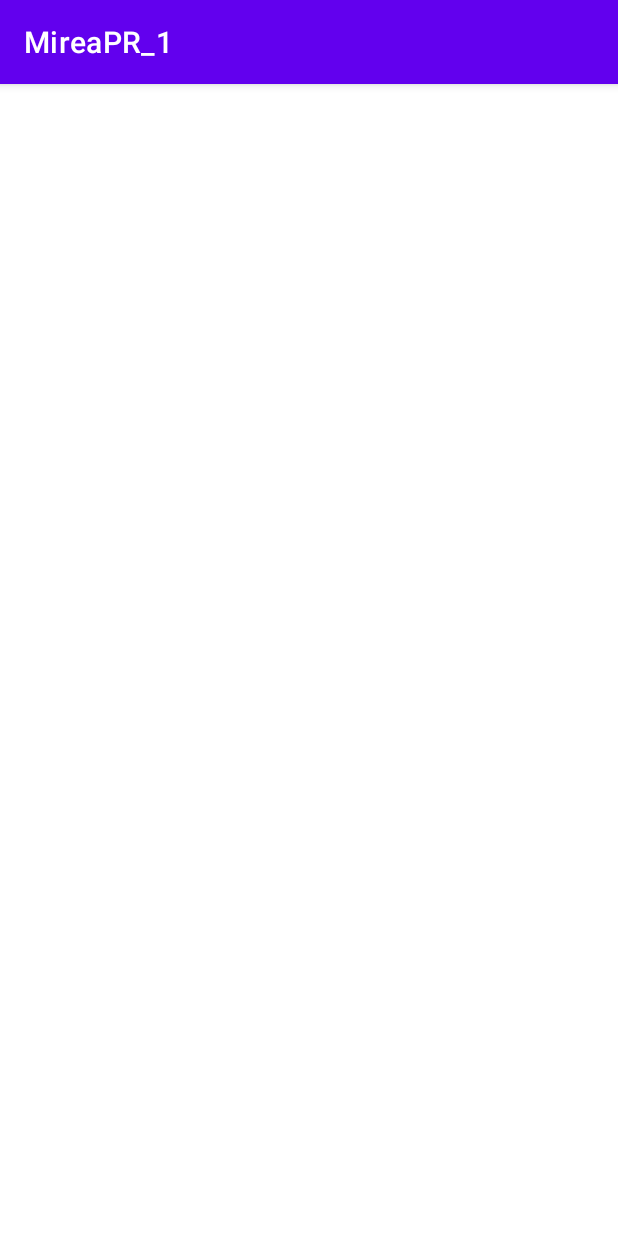
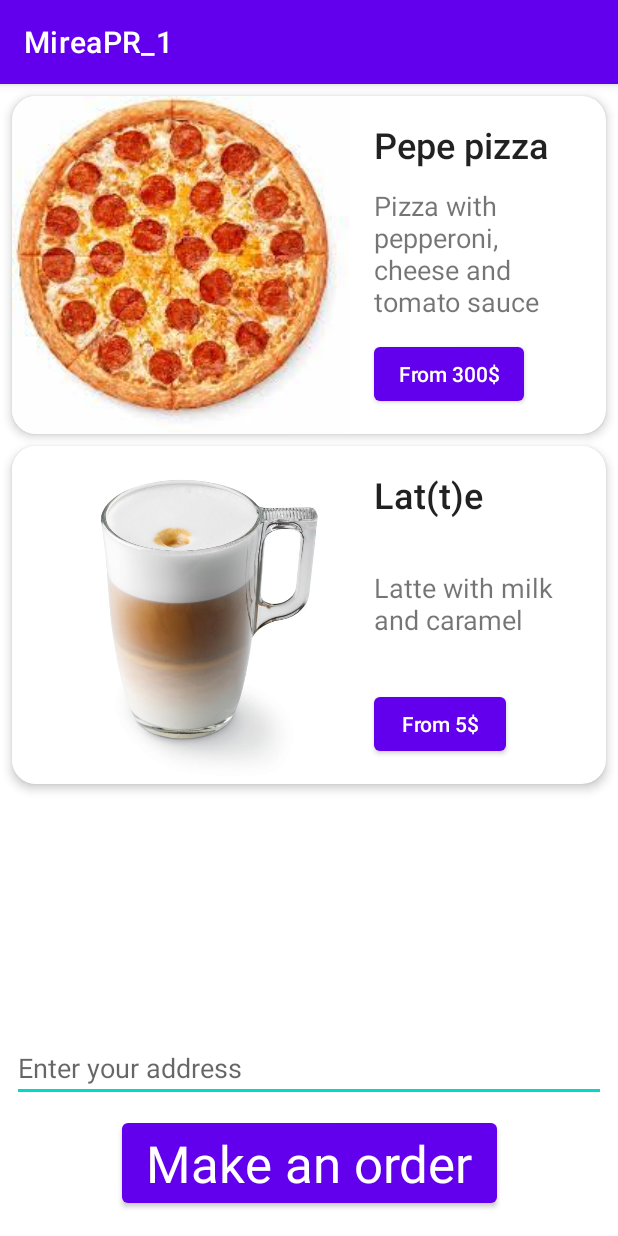
Before and after one commit to palyanaff/AndroidMirea, an Android app: the screen it shows after launch (MainActivity), on a phone screen of 412 x 824 dp. Run offline under Robolectric (Android 15) with nearby library versions, the phone set to English and light mode, and no system bars.

Commit message:
Add notification

```diff
--- a/app/src/main/AndroidManifest.xml
+++ b/app/src/main/AndroidManifest.xml
@@ -2,6 +2,7 @@
 <manifest xmlns:android="http://schemas.android.com/apk/res/android"
     xmlns:tools="http://schemas.android.com/tools">
 
+    <uses-permission android:name="android.permission.POST_NOTIFICATIONS" />
     <application
         android:allowBackup="true"
         android:dataExtractionRules="@xml/data_extraction_rules"
--- a/app/src/main/java/ru/palyanaff/mireapr_1/BlankFragment.java
+++ b/app/src/main/java/ru/palyanaff/mireapr_1/BlankFragment.java
@@ -1,9 +1,14 @@
 package ru.palyanaff.mireapr_1;
 
+import android.app.NotificationManager;
+import android.content.pm.PackageManager;
 import android.os.Bundle;
 
 import androidx.annotation.NonNull;
 import androidx.annotation.Nullable;
+import androidx.core.app.ActivityCompat;
+import androidx.core.app.NotificationCompat;
+import androidx.core.app.NotificationManagerCompat;
 import androidx.fragment.app.Fragment;
 import androidx.fragment.app.FragmentResultListener;
 import androidx.navigation.Navigation;
@@ -19,30 +24,56 @@ import android.widget.Toast;
 import java.util.ArrayList;
 import java.util.List;
 
+import ru.palyanaff.mireapr_1.databinding.FragmentBlank2Binding;
 import ru.palyanaff.mireapr_1.databinding.FragmentBlankBinding;
 
 public class BlankFragment extends Fragment {
     private static final String TAG = "BlankFragment";
+    private static String CHANNEL_ID = "Pizza order";
+    private static final int NOTIFY_ID = 101;
     private FragmentBlankBinding binding;
     List orderList;
+
     @Override
     public void onCreate(Bundle savedInstanceState) {
         super.onCreate(savedInstanceState);
+        binding = FragmentBlankBinding.inflate(getLayoutInflater());
     }
 
     @Override
     public View onCreateView(LayoutInflater inflater, ViewGroup container,
                              Bundle savedInstanceState) {
-        binding = FragmentBlankBinding.inflate(inflater, container, false);
         View view = inflater.inflate(R.layout.fragment_blank, container, false);
 
         orderList = new ArrayList<String>();
-        Button orderButton = view.findViewById(R.id.make_order_button);
+
+        Button makeOrderButton = view.findViewById(R.id.make_order_button);
+        Button pizzaButton = view.findViewById(R.id.pizza_button);
+        Button coffeeButton = view.findViewById(R.id.coffee_button);
+
+        coffeeButton.setOnClickListener(v -> {
+            orderList.add(binding.coffeeName.getText().toString());
+        });
+
+        pizzaButton.setOnClickListener(v -> {
+            orderList.add(binding.pizzaName.getText().toString());
+        });
+
+        makeOrderButton.setOnClickListener(v -> {
+            NotificationCompat.Builder builder = new NotificationCompat.Builder(getContext(), CHANNEL_ID)
+                    .setSmallIcon(R.drawable.ic_launcher_foreground)
+                    .setContentTitle("Pizza Rest")
+                    .setContentText("Make an Order")
+                    .setPriority(NotificationCompat.PRIORITY_DEFAULT);
+            NotificationManagerCompat notificationManager = NotificationManagerCompat.from(getContext());
+            if (ActivityCompat.checkSelfPermission(getContext(), android.Manifest.permission.POST_NOTIFICATIONS) == PackageManager.PERMISSION_GRANTED) {
+                notificationManager.notify(NOTIFY_ID, builder.build());
+            }
 
 
-        orderButton.setOnClickListener(v -> {
-            Log.i(TAG, "BUTTON");
-            Navigation.findNavController(view).navigate(R.id.action_blankFragment_to_blankFragment2);
+            Bundle bundle = new Bundle();
+            bundle.putString("Order", orderList.toString());
+            Navigation.findNavController(view).navigate(R.id.action_blankFragment_to_blankFragment2, bundle);
         });
 
         return view;
--- a/app/src/main/java/ru/palyanaff/mireapr_1/MainActivity.java
+++ b/app/src/main/java/ru/palyanaff/mireapr_1/MainActivity.java
@@ -20,21 +20,21 @@ import android.widget.Toast;
 
 import java.util.ArrayList;
 import java.util.List;
+import java.util.Objects;
 
 import ru.palyanaff.mireapr_1.databinding.ActivityMainBinding;
 
 public class MainActivity extends AppCompatActivity {
     private static final String TAG = "MainActivity";
     private ActivityMainBinding binding;
-    NavController navController;
+    private NavController navController;
     @Override
     protected void onCreate(Bundle savedInstanceState) {
         super.onCreate(savedInstanceState);
-        binding = ActivityMainBinding.inflate(getLayoutInflater());
-        setContentView(binding.getRoot());
+        setContentView(R.layout.activity_main);
 
-        NavHostFragment navHostFragment = (NavHostFragment) getSupportFragmentManager()
-                .findFragmentById(R.id.nav_host);
-        navController = navHostFragment.getNavController();
+        NavHostFragment navHostFragment =
+                (NavHostFragment) getSupportFragmentManager().findFragmentById(R.id.nav_host_fragment);
+        navController = Objects.requireNonNull(navHostFragment).getNavController();
     }
 }
--- a/app/src/main/res/layout/activity_main.xml
+++ b/app/src/main/res/layout/activity_main.xml
@@ -8,9 +8,14 @@
     tools:context=".MainActivity">
 
     <androidx.fragment.app.FragmentContainerView
-        android:id="@+id/nav_host"
-        android:layout_width="match_parent"
-        android:layout_height="match_parent"
+        android:id="@+id/nav_host_fragment"
+        android:name="androidx.navigation.fragment.NavHostFragment"
+        android:layout_width="0dp"
+        android:layout_height="0dp"
+        app:layout_constraintLeft_toLeftOf="parent"
+        app:layout_constraintRight_toRightOf="parent"
+        app:layout_constraintTop_toTopOf="parent"
+        app:layout_constraintBottom_toBottomOf="parent"
         app:defaultNavHost="true"
         app:navGraph="@navigation/nav_graph"/>
 </androidx.constraintlayout.widget.ConstraintLayout>
--- a/app/src/main/res/layout/fragment_blank.xml
+++ b/app/src/main/res/layout/fragment_blank.xml
@@ -163,10 +163,6 @@
             app:layout_constraintEnd_toEndOf="parent"
             app:layout_constraintStart_toStartOf="parent"/>
 
-        <TextView
-            android:id="@+id/order_list"
-            android:layout_width="wrap_content"
-            android:layout_height="wrap_content"/>
     </androidx.constraintlayout.widget.ConstraintLayout>
 
 </FrameLayout>
```
Also changed, not shown: app/src/main/java/ru/palyanaff/mireapr_1/BlankFragment2.java (+14 -3 lines), app/src/main/java/ru/palyanaff/mireapr_1/BlankFragment3.java (added, +33 -0 lines), app/src/main/res/layout/fragment_blank3.xml (added, +14 -0 lines).
